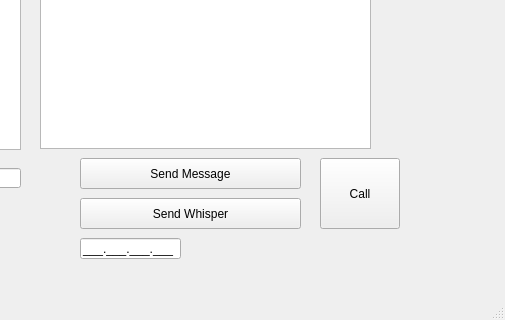
Old version of the form mainwindow.ui in the repository vladart4/Client-App; both pictures show x 540 to 1045 and y 282 to 602 of the 1045 by 602 pixel window.
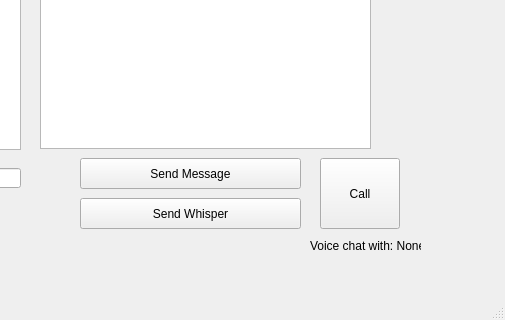
New version of the form.

Commit message: UDP P2P Voice

The edit to the form file:
```diff
--- a/mainwindow.ui
+++ b/mainwindow.ui
@@ -96,17 +96,17 @@
      <string>Call</string>
     </property>
    </widget>
-   <widget class="QLineEdit" name="lineEdit_2">
+   <widget class="QLabel" name="label_2">
     <property name="geometry">
      <rect>
-      <x>620</x>
+      <x>850</x>
       <y>520</y>
-      <width>101</width>
-      <height>21</height>
+      <width>111</width>
+      <height>16</height>
      </rect>
     </property>
-    <property name="inputMask">
-     <string>000.000.000.000;_</string>
+    <property name="text">
+     <string>Voice chat with: None</string>
     </property>
    </widget>
   </widget>
```
The commit also changes 6 other files.
